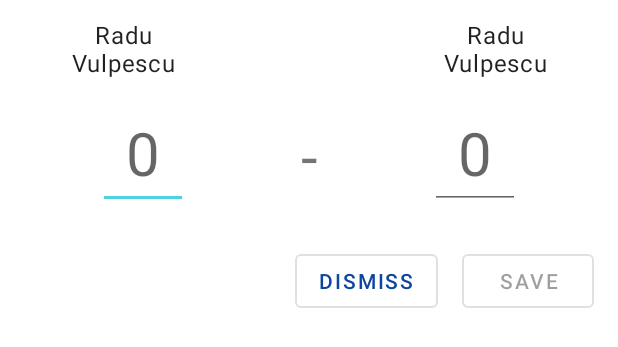
After one commit to RaduVulpescu/table-tennis-tournament-android, an Android app: the layout alert_dialog_edit_group_match_score.xml on its own in the app's theme, with its tools: preview values and no code run, on a phone screen of 412 x 824 dp. The commit adds this screen. Shown: the top 347 px of the screen. Run offline under Robolectric (Android 15) with nearby library versions, the phone set to English and light mode, and no system bars; network calls fail.

Commit message:
Add alert dialog to edit group scores

```diff
--- a/app/src/main/java/com/example/tabletennistournament/modules/cup/fixture/FixtureFragment.java
+++ b/app/src/main/java/com/example/tabletennistournament/modules/cup/fixture/FixtureFragment.java
@@ -252,7 +252,7 @@ public class FixtureFragment extends Fragment {
     private void populateGroups(List<GroupMatch> groupMatches) {
         getActivity().getSupportFragmentManager().beginTransaction()
                 .setReorderingAllowed(true)
-                .replace(R.id.fragment_container_view_group, GroupFragment.newInstance(gson.toJson(groupMatches)))
+                .replace(R.id.fragment_container_view_group, GroupFragment.newInstance(gson.toJson(groupMatches), gson.toJson(fixture.Players)))
                 .commit();
     }
 }
--- a/app/src/main/java/com/example/tabletennistournament/modules/cup/fixture/models/Cell.java
+++ b/app/src/main/java/com/example/tabletennistournament/modules/cup/fixture/models/Cell.java
@@ -4,7 +4,7 @@ import androidx.annotation.Nullable;
 
 public class Cell {
     @Nullable
-    private Object mData;
+    private final Object mData;
 
     public Cell(@Nullable Object data) {
         this.mData = data;
--- a/app/src/main/java/com/example/tabletennistournament/modules/cup/fixture/services/GroupTableViewAdapter.java
+++ b/app/src/main/java/com/example/tabletennistournament/modules/cup/fixture/services/GroupTableViewAdapter.java
@@ -45,7 +45,7 @@ public class GroupTableViewAdapter extends AbstractTableAdapter<ColumnHeader, Ro
         viewHolder.cell_textview.setText(((Cell) cellItemModel).getData().toString());
 
         if (columnPosition == rowPosition) {
-            LinearLayout.LayoutParams params = new LinearLayout.LayoutParams(LinearLayout.LayoutParams.WRAP_CONTENT, LinearLayout.LayoutParams.MATCH_PARENT);
+            LinearLayout.LayoutParams params = new LinearLayout.LayoutParams(LinearLayout.LayoutParams.MATCH_PARENT, LinearLayout.LayoutParams.MATCH_PARENT);
             params.setMargins(0, 0, 0, 0);
             viewHolder.cell_container.setLayoutParams(params);
             viewHolder.cell_textview.setBackgroundColor(Color.LTGRAY);
--- /dev/null
+++ b/app/src/main/res/layout/alert_dialog_edit_group_match_score.xml
@@ -0,0 +1,107 @@
+<?xml version="1.0" encoding="utf-8"?>
+<androidx.constraintlayout.widget.ConstraintLayout xmlns:android="http://schemas.android.com/apk/res/android"
+    xmlns:app="http://schemas.android.com/apk/res-auto"
+    xmlns:tools="http://schemas.android.com/tools"
+    android:layout_width="match_parent"
+    android:layout_height="match_parent">
+
+    <TextView
+        android:id="@+id/text_view_match_score_player_one_name"
+        android:layout_width="wrap_content"
+        android:layout_height="wrap_content"
+        android:layout_marginStart="32dp"
+        android:layout_marginTop="12dp"
+        android:maxWidth="100dp"
+        android:maxLines="2"
+        android:text="Radu Vulpescu"
+        android:textAlignment="center"
+        android:textAppearance="?attr/textAppearanceBody1"
+        app:layout_constraintEnd_toStartOf="@+id/text_view_match_score_player_two_name"
+        app:layout_constraintHorizontal_chainStyle="spread_inside"
+        app:layout_constraintStart_toStartOf="parent"
+        app:layout_constraintTop_toTopOf="parent" />
+
+    <TextView
+        android:id="@+id/text_view_match_score_player_two_name"
+        android:layout_width="wrap_content"
+        android:layout_height="wrap_content"
+        android:layout_marginTop="12dp"
+        android:layout_marginEnd="32dp"
+        android:maxWidth="100dp"
+        android:maxLines="2"
+        android:text="Radu Vulpescu"
+        android:textAlignment="center"
+        android:textAppearance="?attr/textAppearanceBody1"
+        app:layout_constraintEnd_toEndOf="parent"
+        app:layout_constraintStart_toEndOf="@+id/text_view_match_score_player_one_name"
+        app:layout_constraintTop_toTopOf="parent" />
+
+    <EditText
+        android:id="@+id/edit_text_match_score_player_one_score"
+        android:layout_width="60dp"
+        android:layout_height="wrap_content"
+        android:layout_marginTop="12dp"
+        android:autofillHints="0"
+        android:hint="0"
+        android:inputType="number"
+        android:textAlignment="center"
+        android:textSize="40sp"
+        app:layout_constraintEnd_toStartOf="@+id/text_view_dash"
+        app:layout_constraintHorizontal_bias="0.5"
+        app:layout_constraintStart_toStartOf="parent"
+        app:layout_constraintTop_toBottomOf="@+id/text_view_match_score_player_one_name" />
+
+    <TextView
+        android:id="@+id/text_view_dash"
+        android:layout_width="30dp"
+        android:layout_height="wrap_content"
+        android:layout_marginTop="24dp"
+        android:text="-"
+        android:textAlignment="center"
+        android:textSize="40sp"
+        app:layout_constraintEnd_toStartOf="@+id/edit_text_match_score_player_two_score"
+        app:layout_constraintHorizontal_bias="0.5"
+        app:layout_constraintStart_toEndOf="@+id/edit_text_match_score_player_one_score"
+        app:layout_constraintTop_toBottomOf="@+id/text_view_match_score_player_one_name"
+        tools:ignore="HardcodedText" />
+
+    <EditText
+        android:id="@+id/edit_text_match_score_player_two_score"
+        android:layout_width="60dp"
+        android:layout_height="wrap_content"
+        android:layout_marginTop="12dp"
+        android:autofillHints="0"
+        android:hint="0"
+        android:inputType="number"
+        android:textAlignment="center"
+        android:textSize="40sp"
+        app:layout_constraintEnd_toEndOf="parent"
+        app:layout_constraintHorizontal_bias="0.5"
+        app:layout_constraintStart_toEndOf="@+id/text_view_dash"
+        app:layout_constraintTop_toBottomOf="@+id/text_view_match_score_player_two_name" />
+
+    <com.google.android.material.button.MaterialButton
+        android:id="@+id/button_set_score_dismiss"
+        style="@style/Widget.MaterialComponents.Button.OutlinedButton"
+        android:layout_width="wrap_content"
+        android:layout_height="wrap_content"
+        android:layout_marginTop="24dp"
+        android:layout_marginEnd="16dp"
+        android:text="Dismiss"
+        app:layout_constraintEnd_toStartOf="@+id/button_set_score_save"
+        app:layout_constraintTop_toBottomOf="@+id/edit_text_match_score_player_two_score" />
+
+    <com.google.android.material.button.MaterialButton
+        android:id="@+id/button_set_score_save"
+        style="@style/Widget.MaterialComponents.Button.OutlinedButton"
+        android:layout_width="wrap_content"
+        android:layout_height="wrap_content"
+
+        android:layout_marginTop="24dp"
+        android:layout_marginEnd="16dp"
+        android:enabled="false"
+        android:text="Save"
+        app:layout_constraintEnd_toEndOf="parent"
+        app:layout_constraintTop_toBottomOf="@+id/edit_text_match_score_player_two_score" />
+
+</androidx.constraintlayout.widget.ConstraintLayout>
--- a/app/src/main/res/layout/table_view_column_header_layout.xml
+++ b/app/src/main/res/layout/table_view_column_header_layout.xml
@@ -5,6 +5,7 @@
     android:layout_width="wrap_content"
     android:layout_height="@dimen/default_column_header_height"
     android:background="@color/cell_background_color"
+    android:minWidth="50dp"
     android:orientation="vertical">
 
     <FrameLayout
@@ -18,6 +19,7 @@
             android:layout_gravity="center"
             android:layout_marginStart="2dp"
             android:layout_marginEnd="2dp"
+            android:gravity="center"
             android:orientation="horizontal">
 
             <TextView
```
Also changed, not shown: app/src/main/java/com/example/tabletennistournament/models/GroupMatch.java (+5 -4 lines), app/src/main/java/com/example/tabletennistournament/models/PlayerMatchStats.java (added, +12 -0 lines), app/src/main/java/com/example/tabletennistournament/modules/cup/fixture/GroupFragment.java (+70 -36 lines), app/src/main/java/com/example/tabletennistournament/modules/cup/fixture/models/ScoreCell.java (+8 -0 lines), app/src/main/java/com/example/tabletennistournament/modules/cup/fixture/models/ScoreData.java (+13 -4 lines), app/src/main/java/com/example/tabletennistournament/modules/cup/fixture/services/GroupTableViewClickListener.java (+91 -4 lines), app/src/main/res/layout/fragment_main_fixture.xml (+4 -4 lines).
